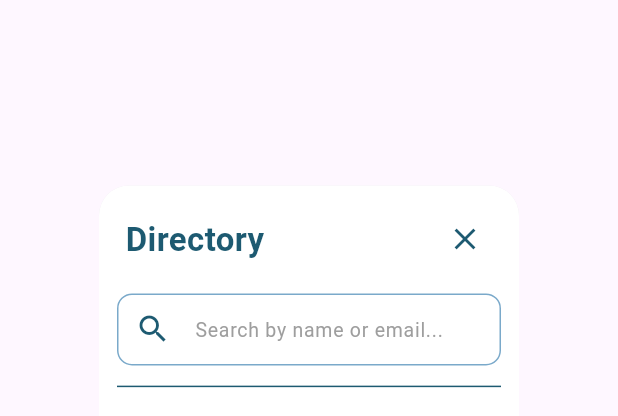
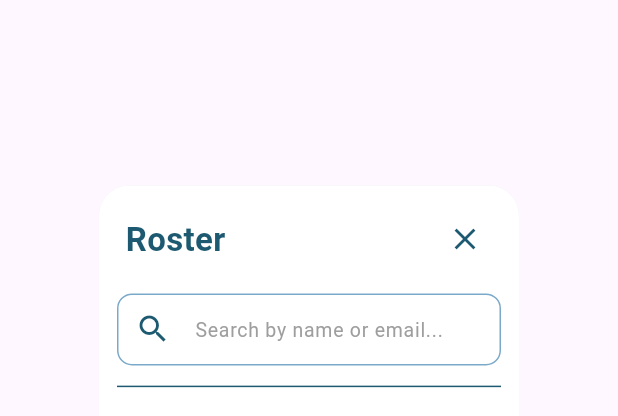
Before and after one commit to MelleUnlikely/serene-learning, a Flutter app: the UserDirectoryDialog widget shown alone on an empty page, opened directly with empty values, on a phone screen of 412 x 824 dp. Shown: the top 416 px of the screen. Run offline on Flutter 3.47's test engine with Material 3 defaults, Android fonts, the phone set to English and light mode, and no system bars; our stand-ins replace file_picker, fl_chart, pdf, printing, supabase_flutter; accounts and stored records are empty.

Commit message:
Minor Name changes on some texts.

```diff
--- a/lib/screens/teacher/student_performance.dart
+++ b/lib/screens/teacher/student_performance.dart
@@ -348,7 +348,7 @@ class _StudentPerformanceScreenState extends State<StudentPerformanceScreen> {
     child: Column(
       crossAxisAlignment: CrossAxisAlignment.start,
       children: [
-        const Text("Weekly Activity Trend",
+        const Text("Weekly Attendance Trend",
             style: TextStyle(fontSize: 16, fontWeight: FontWeight.bold, color: Color(0xFF1D5A71))),
         const SizedBox(height: 20),
         Expanded(
--- a/lib/widgets/admin_dialogs.dart
+++ b/lib/widgets/admin_dialogs.dart
@@ -85,7 +85,7 @@ class _UserDirectoryDialogState extends State<UserDirectoryDialog> {
               mainAxisAlignment: MainAxisAlignment.spaceBetween,
               children: [
                 Text(
-                  '${widget.roletype} Directory',
+                  '${widget.roletype} Roster',
                   style: const TextStyle(
                     fontSize: 22,
                     fontWeight: FontWeight.bold,
```
